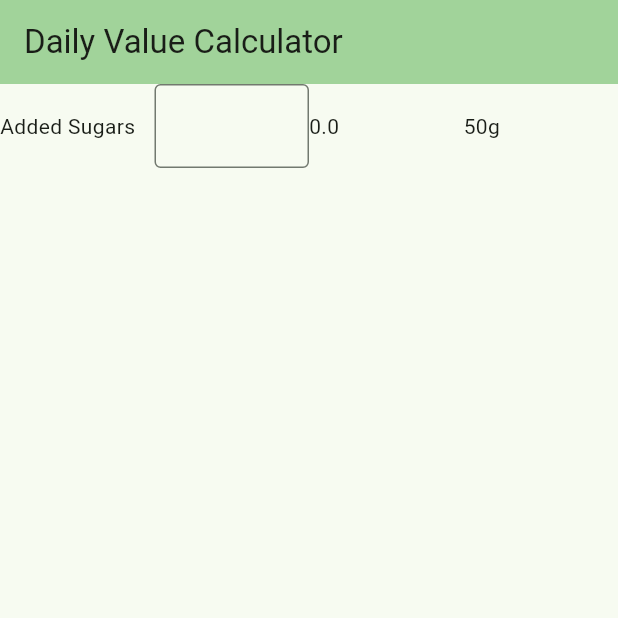
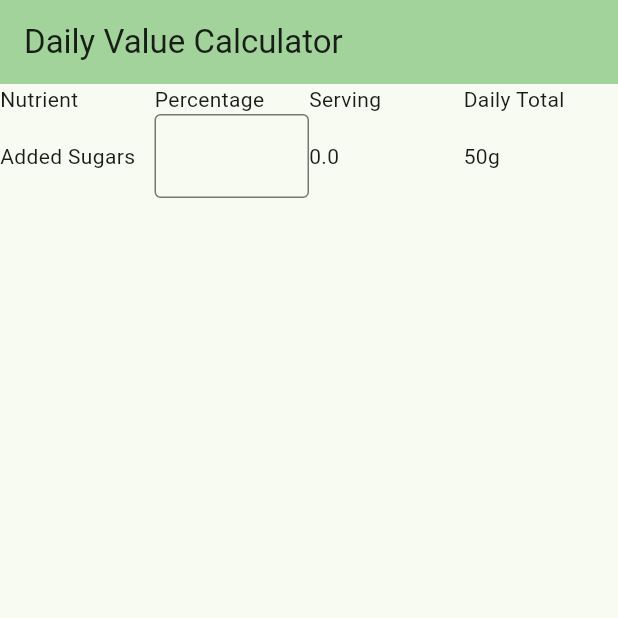
Before and after one commit to ananaso/DailyValueCalculator, a Flutter app: the screen it shows after launch, on a phone screen of 412 x 824 dp, the top half of it. Run offline on Flutter 3.47's test engine with Material 3 defaults, Android fonts, the phone set to English and light mode, and no system bars.

Commit message:
add header to table

```diff
--- a/lib/main.dart
+++ b/lib/main.dart
@@ -31,8 +31,6 @@ class HomePage extends StatefulWidget {
 }
 
 class _HomePageState extends State<HomePage> {
-  String _enteredText = '';
-
   @override
   Widget build(BuildContext context) {
     return Scaffold(
@@ -65,6 +63,12 @@ class _NutritionTableState extends State<NutritionTable> {
       // },
       defaultVerticalAlignment: TableCellVerticalAlignment.middle,
       children: <TableRow>[
+        const TableRow(children: <Widget>[
+          Text('Nutrient'),
+          Text('Percentage'),
+          Text('Serving'),
+          Text('Daily Total'),
+        ]),
         TableRow(children: <Widget>[
           const Text('Added Sugars'),
           TableCell(
```
